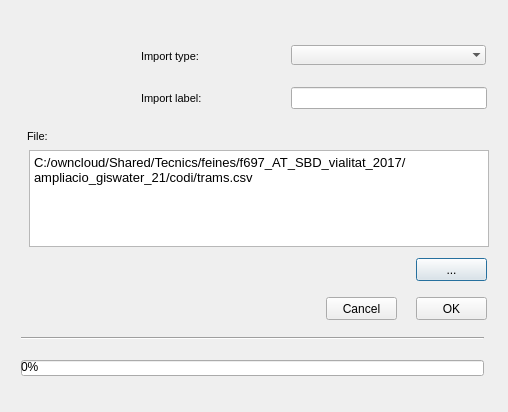
Old version of the form ui/csv2pg.ui in the repository Giswater/giswater_qgis_plugin.
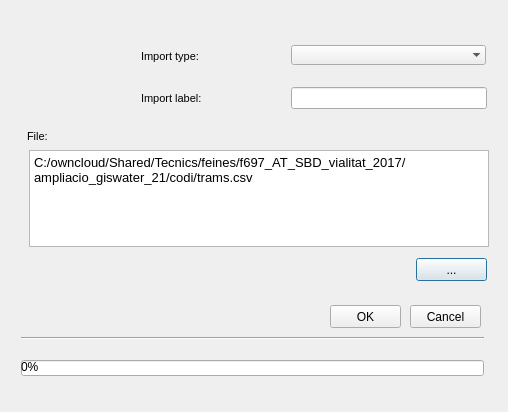
New version of the form.

Patch:
```diff
--- a/ui/csv2pg.ui
+++ b/ui/csv2pg.ui
@@ -97,8 +97,8 @@
   <widget class="QPushButton" name="btn_accept">
    <property name="geometry">
     <rect>
-     <x>416</x>
-     <y>297</y>
+     <x>330</x>
+     <y>305</y>
      <width>71</width>
      <height>23</height>
     </rect>
@@ -110,8 +110,8 @@
   <widget class="QPushButton" name="btn_cancel">
    <property name="geometry">
     <rect>
-     <x>326</x>
-     <y>297</y>
+     <x>410</x>
+     <y>305</y>
      <width>71</width>
      <height>23</height>
     </rect>
```
Left out of the diff: 2 changed lines with no effect on the pictures.
